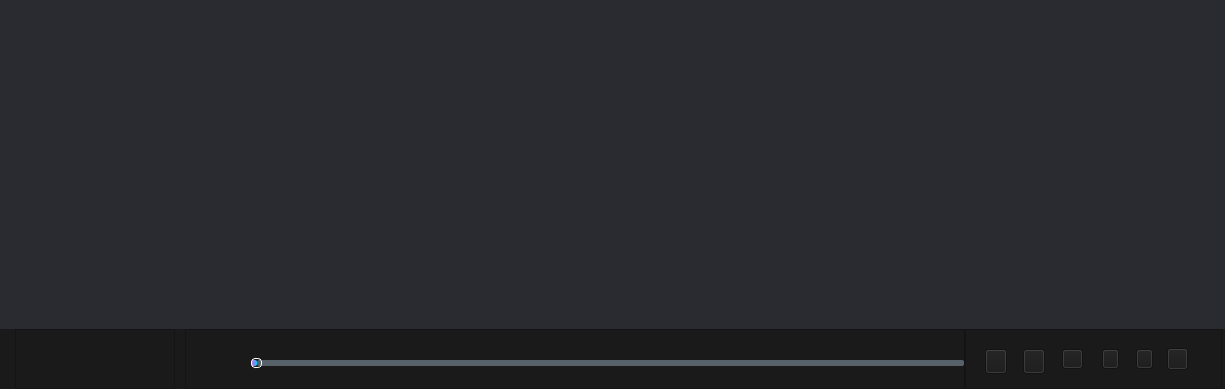
The window that VideoPlayer/videomodels/MultipPlayer.ui (huizhang556/pc-video-player) describes before a commit, drawn with Qt 5.
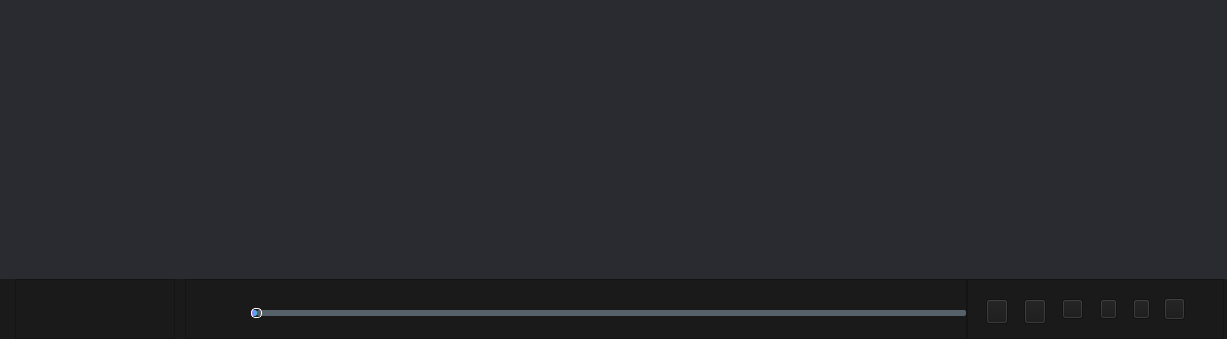
The same window after the commit. Icons and pictures are not drawn.

The edit to the form file:
```diff
--- a/VideoPlayer/videomodels/MultipPlayer.ui
+++ b/VideoPlayer/videomodels/MultipPlayer.ui
@@ -6,15 +6,15 @@
    <rect>
     <x>0</x>
     <y>0</y>
-    <width>1171</width>
-    <height>389</height>
+    <width>1227</width>
+    <height>339</height>
    </rect>
   </property>
   <property name="windowTitle">
    <string>MultipPlayer</string>
   </property>
   <property name="styleSheet">
-   <string notr="true">background-color:#223232;</string>
+   <string notr="true">background-color: #2a2a31;</string>
   </property>
   <layout class="QVBoxLayout" name="verticalLayout_2">
    <property name="spacing">
@@ -402,6 +402,7 @@
                     <property name="styleSheet">
                      <string notr="true">QLabel
 {
+margin-top:3px;
 color:#29aae2;
 }
 </string>
@@ -445,6 +446,7 @@
                      <string notr="true">QLabel
 {
 color:rgb(255, 94, 30);
+margin-top:3px;
 margin-left:10px;
 }</string>
                     </property>
@@ -876,34 +878,18 @@
                 </property>
                </widget>
               </item>
-              <item>
-               <spacer name="horizontalSpacer_21">
-                <property name="orientation">
-                 <enum>Qt::Horizontal</enum>
-                </property>
-                <property name="sizeType">
-                 <enum>QSizePolicy::Expanding</enum>
-                </property>
-                <property name="sizeHint" stdset="0">
-                 <size>
-                  <width>6</width>
-                  <height>20</height>
-                 </size>
-                </property>
-               </spacer>
-              </item>
               <item>
                <widget class="QPushButton" name="pushButton_curlist">
                 <property name="minimumSize">
                  <size>
-                  <width>20</width>
-                  <height>20</height>
+                  <width>26</width>
+                  <height>26</height>
                  </size>
                 </property>
                 <property name="maximumSize">
                  <size>
-                  <width>20</width>
-                  <height>20</height>
+                  <width>26</width>
+                  <height>26</height>
                  </size>
                 </property>
                 <property name="styleSheet">
@@ -940,6 +926,22 @@
                 </property>
                </widget>
               </item>
+              <item>
+               <spacer name="horizontalSpacer_21">
+                <property name="orientation">
+                 <enum>Qt::Horizontal</enum>
+                </property>
+                <property name="sizeType">
+                 <enum>QSizePolicy::Expanding</enum>
+                </property>
+                <property name="sizeHint" stdset="0">
+                 <size>
+                  <width>6</width>
+                  <height>20</height>
+                 </size>
+                </property>
+               </spacer>
+              </item>
              </layout>
             </item>
            </layout>
```
Left out of the diff: 7 changed lines with no effect on the pictures.
